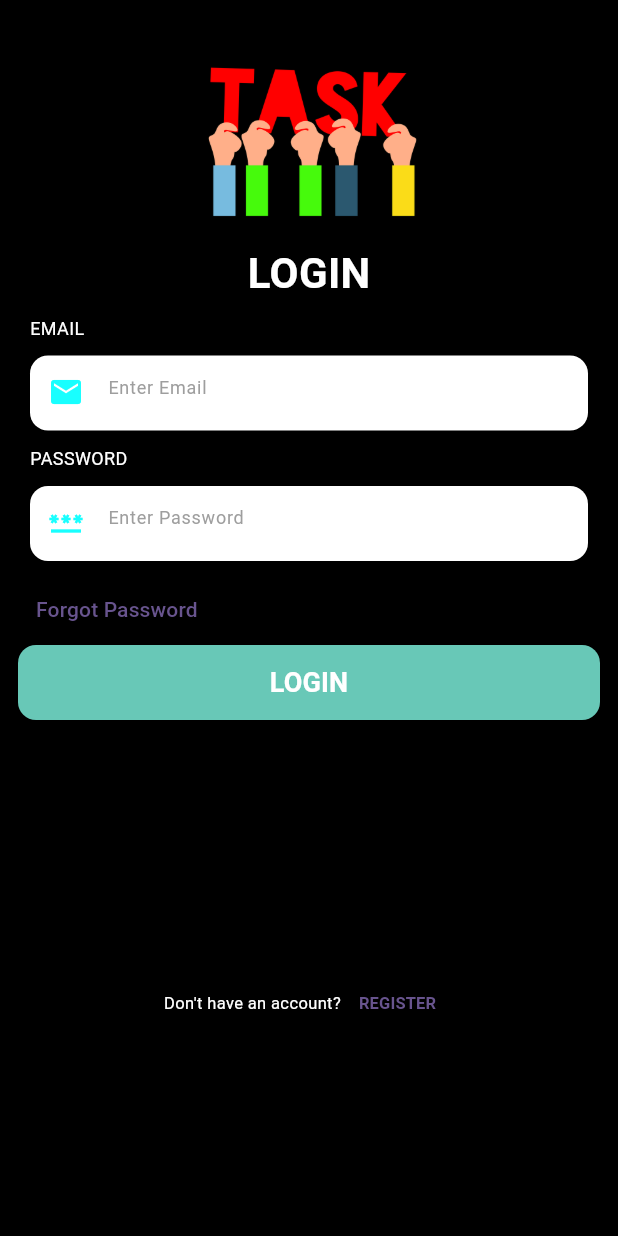
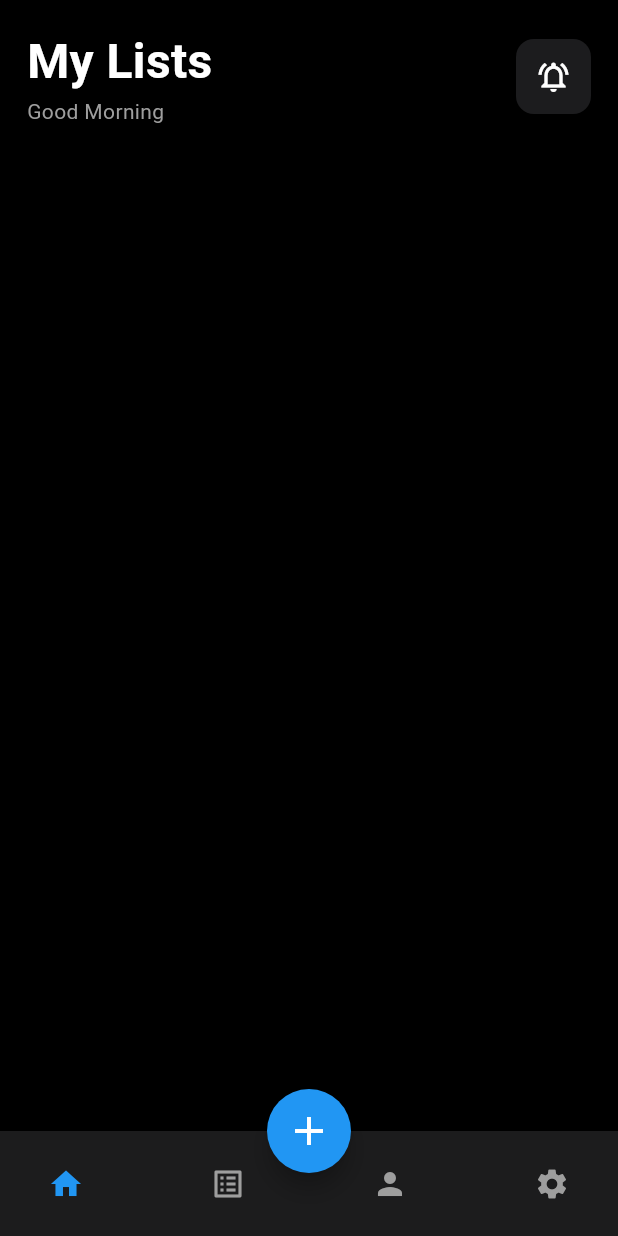
Before and after one commit to nam54828/Task-Todo, a Flutter app: the login screen opened directly, after a tap on "LOGIN", on a phone screen of 412 x 824 dp. Run offline on Flutter 3.47's test engine with Material 2 defaults, Android fonts, the phone set to English and light mode, and no system bars.

Commit message:
BottomTabBar + UI : Home and profile

```diff
--- /dev/null
+++ b/lib/View/BottomTabBar/HomePage.dart
@@ -0,0 +1,125 @@
+import 'dart:math';
+
+import 'package:flutter/material.dart';
+import 'package:task_todo/View/Home/page/crud_list.dart';
+import 'package:task_todo/View/Home/page/home.dart';
+import 'package:task_todo/View/Home/page/profile.dart';
+import 'package:task_todo/View/Home/page/setting.dart';
+
+class HomePage extends StatefulWidget {
+  const HomePage({Key? key}) : super(key: key);
+
+  @override
+  State<HomePage> createState() => _HomePageState();
+}
+
+class _HomePageState extends State<HomePage> {
+  int currentTab = 0;
+  final List<Widget> screens = [crud_List(), Home(), profile(), Setting()];
+
+  final PageStorageBucket bucket = PageStorageBucket();
+  Widget currentScreen = Home();
+
+  @override
+  Widget build(BuildContext context) {
+    return Scaffold(
+      body: PageStorage(
+        child: currentScreen,
+        bucket: bucket,
+      ),
+      floatingActionButton: FloatingActionButton(
+          onPressed: () {},
+          child: Icon(Icons.add, size: 32, color: Colors.white,),
+          backgroundColor: Colors.blue,
+          shape: RoundedRectangleBorder(
+            borderRadius: BorderRadius.circular(32)
+          ),
+      ),
+      floatingActionButtonLocation: FloatingActionButtonLocation.centerDocked,
+      bottomNavigationBar: BottomAppBar(
+        color: Color.fromRGBO(28, 28, 29, 1),
+        height: 70,
+        child: Container(
+          height: 60,
+          child: Row(
+            mainAxisAlignment: MainAxisAlignment.spaceBetween,
+            children: <Widget>[
+              MaterialButton(
+                minWidth: 40,
+                onPressed: () {
+                  setState(() {
+                    currentScreen = Home();
+                    currentTab = 0;
+                  });
+                },
+                child: Column(
+                  mainAxisAlignment: MainAxisAlignment.center,
+                  children: [
+                    Icon(
+                      Icons.home,
+                      color: currentTab == 0 ? Colors.blue : Colors.grey,
+                    ),
+                  ],
+                ),
+              ),
+              MaterialButton(
+                minWidth: 40,
+                onPressed: () {
+                  setState(() {
+                    currentScreen = crud_List();
+                    currentTab = 1;
+                  });
+                },
+                child: Column(
+                  mainAxisAlignment: MainAxisAlignment.center,
+                  children: [
+                    Icon(
+                      Icons.list_alt,
+                      color: currentTab == 1 ? Colors.blue : Colors.grey,
+                    ),
+                  ],
+                ),
+              ),
+              MaterialButton(
+                minWidth: 40,
+                onPressed: () {
+                  setState(() {
+                    currentScreen = profile();
+                    currentTab = 2;
+                  });
+                },
+                child: Column(
+                  mainAxisAlignment: MainAxisAlignment.center,
+                  children: [
+                    Icon(
+                      Icons.person,
+                      color: currentTab == 2 ? Colors.blue : Colors.grey,
+                    ),
+                  ],
+                ),
+              ),
+              MaterialButton(
+                minWidth: 40,
+                onPressed: () {
+                  setState(() {
+                    currentScreen = Setting();
+                    currentTab = 3;
+                  });
+                },
+                child: Column(
+                  mainAxisAlignment: MainAxisAlignment.center,
+                  children: [
+                    Icon(
+                      Icons.settings,
+                      color: currentTab == 3 ? Colors.blue : Colors.grey,
+                    ),
+                  ],
+                ),
+              )
+            ],
+          ),
+        ),
+      ),
+    );
+  }
+}
--- /dev/null
+++ b/lib/View/Home/page/home.dart
@@ -0,0 +1,47 @@
+import 'package:flutter/material.dart';
+
+class Home extends StatelessWidget {
+  const Home({Key? key}) : super(key: key);
+
+  @override
+  Widget build(BuildContext context) {
+    return SafeArea(child: Scaffold(
+      backgroundColor: Colors.black,
+      body: Padding(padding: EdgeInsets.all(18),
+      child: Column(
+        children: [
+          Row(
+            mainAxisAlignment: MainAxisAlignment.spaceBetween,
+            children: [
+              Column(
+                mainAxisAlignment: MainAxisAlignment.start,
+                crossAxisAlignment: CrossAxisAlignment.start,
+                children: [
+                  Text("My Lists",style: TextStyle(
+                    color: Colors.white,
+                    fontWeight: FontWeight.bold,
+                    fontSize: 32
+                  ),),
+                  Text("Good Morning", style: TextStyle(
+                    color: Colors.grey
+                  ),)
+                ],
+              ),
+              Container(
+                height: 50,
+                width: 50,
+                child: IconButton(onPressed: (){},
+                    icon: Icon(Icons.notifications_active_outlined, color: Colors.white,)),
+                decoration: BoxDecoration(
+                  color: Color.fromRGBO(28, 28, 30, 1),
+                  borderRadius: BorderRadius.circular(12)
+                ),
+              )
+            ],
+          ),
+
+        ],
+      ),),
+    ));
+  }
+}
--- a/lib/View/Login/login.dart
+++ b/lib/View/Login/login.dart
@@ -1,4 +1,5 @@
 import 'package:flutter/material.dart';
+import 'package:task_todo/View/BottomTabBar/HomePage.dart';
 import 'package:task_todo/View/ForgotPassword/forgot_password.dart';
 import 'package:task_todo/View/Register/register.dart';
 
@@ -105,7 +106,9 @@ class login extends StatelessWidget {
                 child: TextButton(onPressed: (){
                   Navigator.push(context, MaterialPageRoute(builder: (context) => ForgotPassword()));
                 }, child: Text("Forgot Password"))),
-            ElevatedButton(onPressed: (){},
+            ElevatedButton(onPressed: (){
+              Navigator.push(context, MaterialPageRoute(builder: (context) => HomePage()));
+            },
                 child: Container(
                   height: 50,
                   child: Center(
```
Also changed, not shown: lib/Model/profile_models.dart (added, +21 -0 lines), lib/View/Home/page/crud_list.dart (added, +10 -0 lines), lib/View/Home/page/profile.dart (added, +70 -0 lines), lib/View/Home/page/setting.dart (added, +17 -0 lines).
